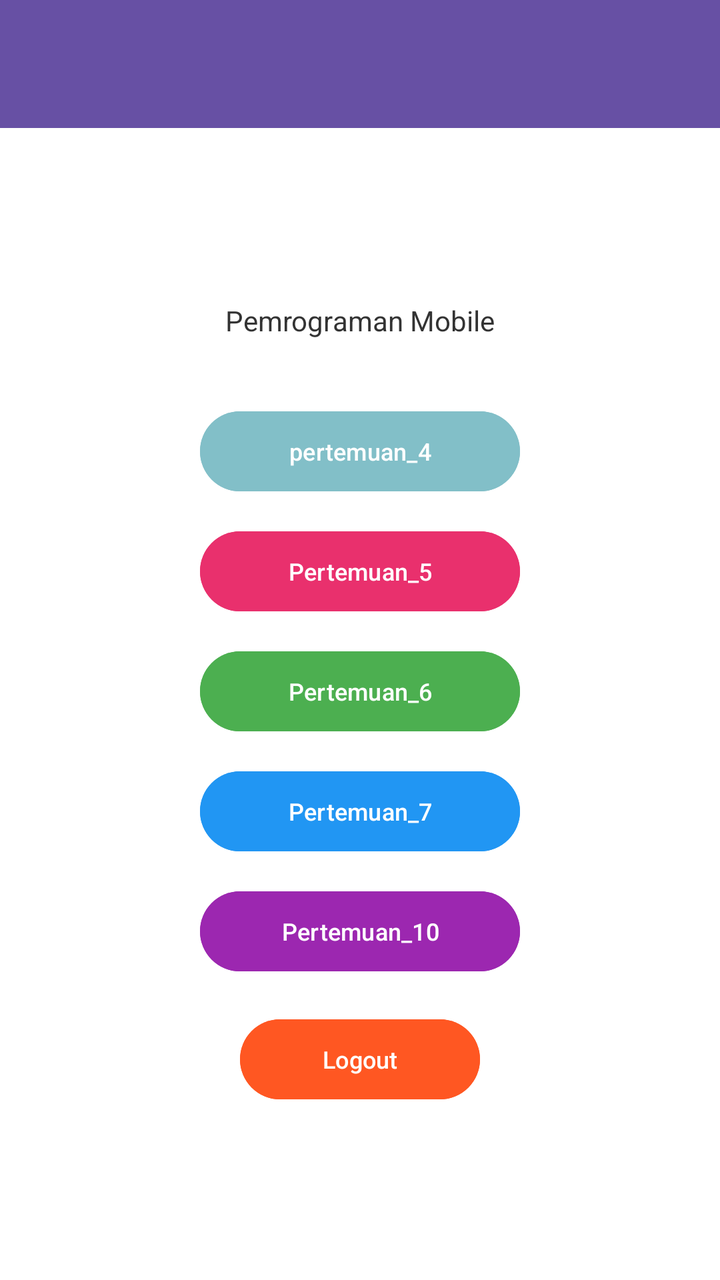
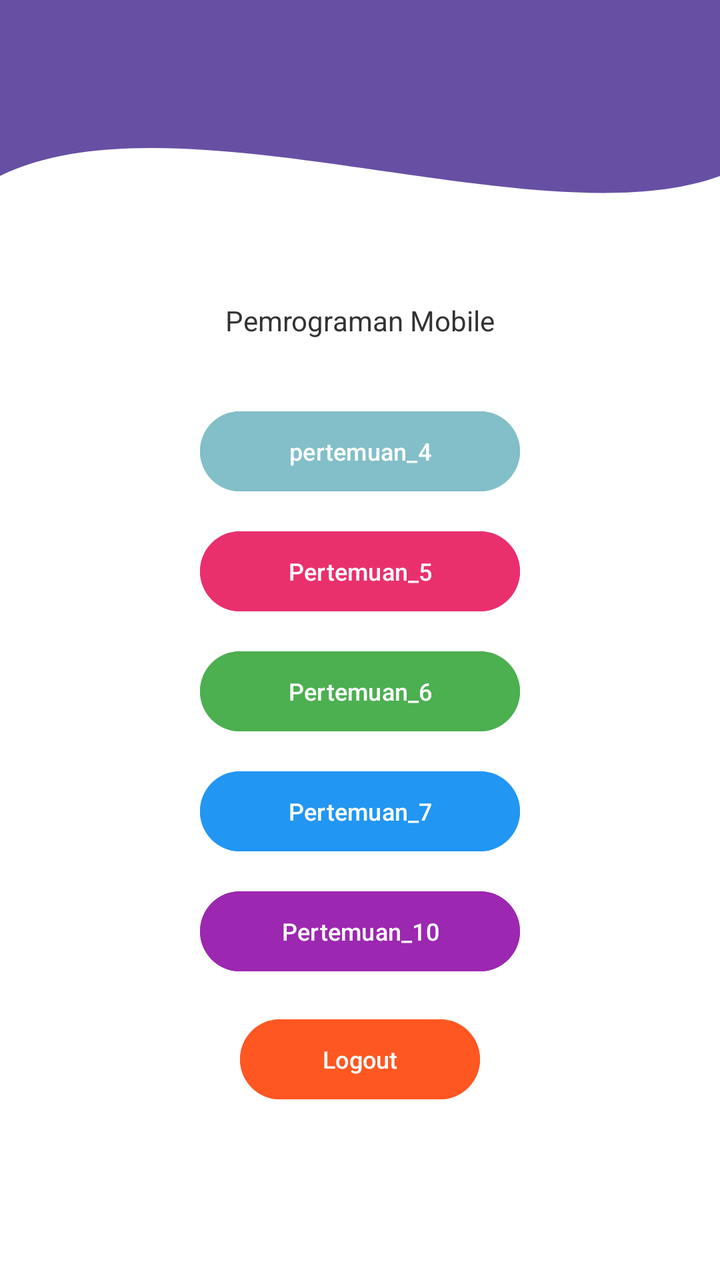

An Android layout rendered at two revisions. The XML below is the earlier revision; the diff shows what the commit changed to produce the second picture.
<!-- AndroidManifest.xml: application theme Theme.Saturnussalsa -->
<!-- res/layout/fragment_home.xml -->
<?xml version="1.0" encoding="utf-8"?>
<androidx.constraintlayout.widget.ConstraintLayout xmlns:android="http://schemas.android.com/apk/res/android"
    xmlns:app="http://schemas.android.com/apk/res-auto"
    xmlns:tools="http://schemas.android.com/tools"
    android:layout_width="match_parent"
    android:layout_height="match_parent"
    android:background="#FFFFFF"
    tools:context=".home.HomeFragment">

    <androidx.appcompat.widget.Toolbar
        android:id="@+id/toolbar"
        android:layout_width="match_parent"
        android:layout_height="?attr/actionBarSize"
        android:background="?attr/colorPrimary"
        app:layout_constraintTop_toTopOf="parent"
        app:titleTextColor="@android:color/white" />

    <TextView
        android:id="@+id/textViewWelcome"
        android:layout_width="wrap_content"
        android:layout_height="wrap_content"
        android:text="Pemrograman Mobile"
        android:textColor="#333333"
        android:textSize="14sp"
        app:layout_constraintBottom_toTopOf="@+id/linearLayoutButtons"
        app:layout_constraintEnd_toEndOf="parent"
        app:layout_constraintStart_toStartOf="parent"
        app:layout_constraintTop_toBottomOf="@+id/toolbar"
        app:layout_constraintVertical_chainStyle="packed" />

    <LinearLayout
        android:id="@+id/linearLayoutButtons"
        android:layout_width="wrap_content"
        android:layout_height="wrap_content"
        android:layout_marginTop="32dp"
        android:gravity="center_horizontal"
        android:orientation="vertical"
        app:layout_constraintBottom_toBottomOf="parent"
        app:layout_constraintEnd_toEndOf="parent"
        app:layout_constraintStart_toStartOf="parent"
        app:layout_constraintTop_toBottomOf="@+id/textViewWelcome">

        <com.google.android.material.button.MaterialButton
            android:id="@+id/btnToFourth"
            android:layout_width="160dp"
            android:layout_height="48dp"
            android:layout_marginBottom="12dp"
            android:backgroundTint="#82BFC8"
            android:text="pertemuan_4"
            android:textAllCaps="false"
            android:textColor="#FFFFFF"
            android:textSize="12sp"
            app:cornerRadius="24dp" />

        <com.google.android.material.button.MaterialButton
            android:id="@+id/btnToFifth"
            android:layout_width="160dp"
            android:layout_height="48dp"
            android:layout_marginBottom="12dp"
            android:backgroundTint="#E9306D"
            android:text="Pertemuan_5"
            android:textAllCaps="false"
            android:textColor="#FFFFFF"
            android:textSize="12sp"
            app:cornerRadius="24dp" />

        <com.google.android.material.button.MaterialButton
            android:id="@+id/btnToSixth"
            android:layout_width="160dp"
            android:layout_height="48dp"
            android:layout_marginBottom="12dp"
            android:backgroundTint="#4CAF50"
            android:text="Pertemuan_6"
            android:textAllCaps="false"
            android:textColor="#FFFFFF"
            android:textSize="12sp"
            app:cornerRadius="24dp" />

        <com.google.android.material.button.MaterialButton
            android:id="@+id/btnToSeventh"
            android:layout_width="160dp"
            android:layout_height="48dp"
            android:layout_marginBottom="12dp"
            android:backgroundTint="#2196F3"
            android:text="Pertemuan_7"
            android:textAllCaps="false"
            android:textColor="#FFFFFF"
            android:textSize="12sp"
            app:cornerRadius="24dp" />

        <com.google.android.material.button.MaterialButton
            android:id="@+id/btnToTenth"
            android:layout_width="160dp"
            android:layout_height="48dp"
            android:layout_marginBottom="16dp"
            android:backgroundTint="#9C27B0"
            android:text="Pertemuan_10"
            android:textAllCaps="false"
            android:textColor="#FFFFFF"
            android:textSize="12sp"
            app:cornerRadius="24dp" />

        <com.google.android.material.button.MaterialButton
            android:id="@+id/btnLogout"
            android:layout_width="120dp"
            android:layout_height="48dp"
            android:backgroundTint="#FF5722"
            android:text="Logout"
            android:textAllCaps="false"
            android:textColor="#FFFFFF"
            android:textSize="12sp"
            app:cornerRadius="24dp" />

    </LinearLayout>

</androidx.constraintlayout.widget.ConstraintLayout>
<!-- resources referenced by this layout -->
<resources>
  <style name="Theme.Saturnussalsa" parent="Base.Theme.Saturnussalsa" />
  <style name="Base.Theme.Saturnussalsa" parent="Theme.Material3.DayNight.NoActionBar">
          
          <item name="colorPrimary">@color/purple_primary</item>
          <item name="colorOnPrimary">@color/white</item>
          <item name="colorPrimaryContainer">@color/purple_container</item>
      </style>
  <color name="purple_primary">#6750A4</color>
  <color name="white">#FFFFFFFF</color>
  <color name="purple_container">#EADDFF</color>
</resources>

<!-- the commit's change to res/layout/fragment_home.xml (unified diff, before → after) -->
@@ -7,11 +7,20 @@
     android:background="#FFFFFF"
     tools:context=".home.HomeFragment">
 
+    <View
+        android:id="@+id/background_header"
+        android:layout_width="0dp"
+        android:layout_height="220dp"
+        android:background="@drawable/bg_header_wave"
+        app:layout_constraintStart_toStartOf="parent"
+        app:layout_constraintEnd_toEndOf="parent"
+        app:layout_constraintTop_toTopOf="parent"/>
+
     <androidx.appcompat.widget.Toolbar
         android:id="@+id/toolbar"
         android:layout_width="match_parent"
         android:layout_height="?attr/actionBarSize"
-        android:background="?attr/colorPrimary"
+        android:background="@android:color/transparent"
         app:layout_constraintTop_toTopOf="parent"
         app:titleTextColor="@android:color/white" />
 
<!-- resource entries referenced after the edit -->
@@ -1,5 +1,23 @@
 <!-- resources referenced by this layout -->
 <resources>
+  <!-- drawable bg_header_wave (drawable) -->
+  <vector xmlns:android="http://schemas.android.com/apk/res/android"
+      android:width="100dp"
+      android:height="100dp"
+      android:viewportWidth="100"
+      android:viewportHeight="100">
+  
+      <path
+          android:fillColor="?attr/colorPrimary"
+          android:pathData="
+              M0,0
+              L100,0
+              L100,40
+              C 75,55
+                25,20
+                0,40
+              Z" />
+  </vector>
   <style name="Theme.Saturnussalsa" parent="Base.Theme.Saturnussalsa" />
   <style name="Base.Theme.Saturnussalsa" parent="Theme.Material3.DayNight.NoActionBar">
           
